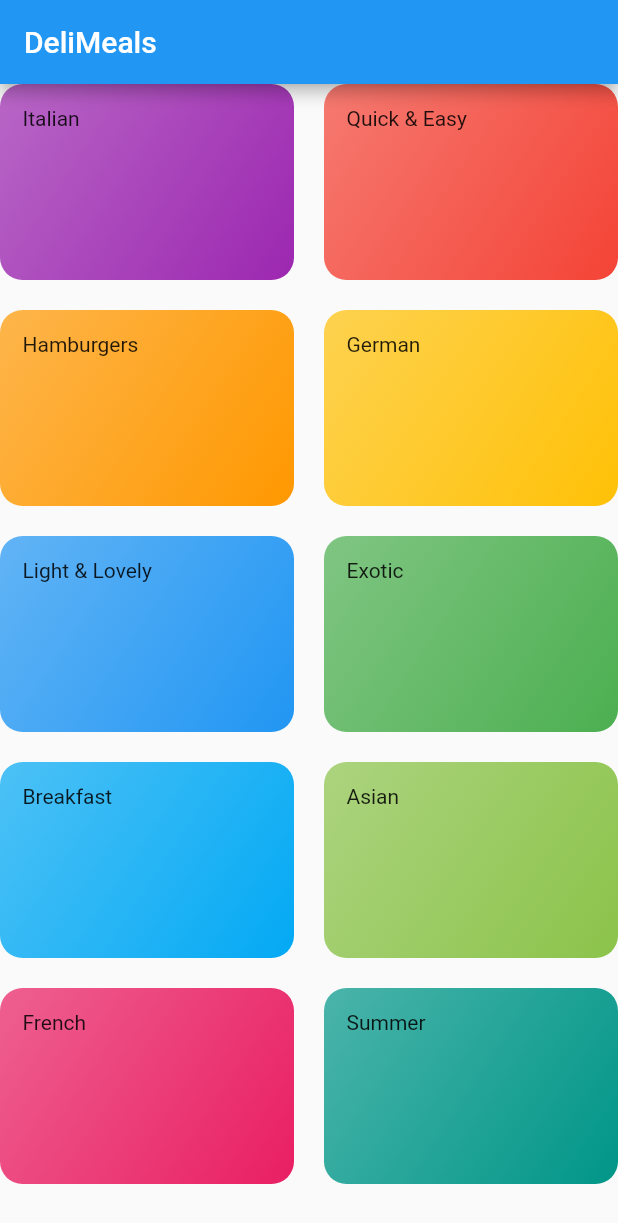
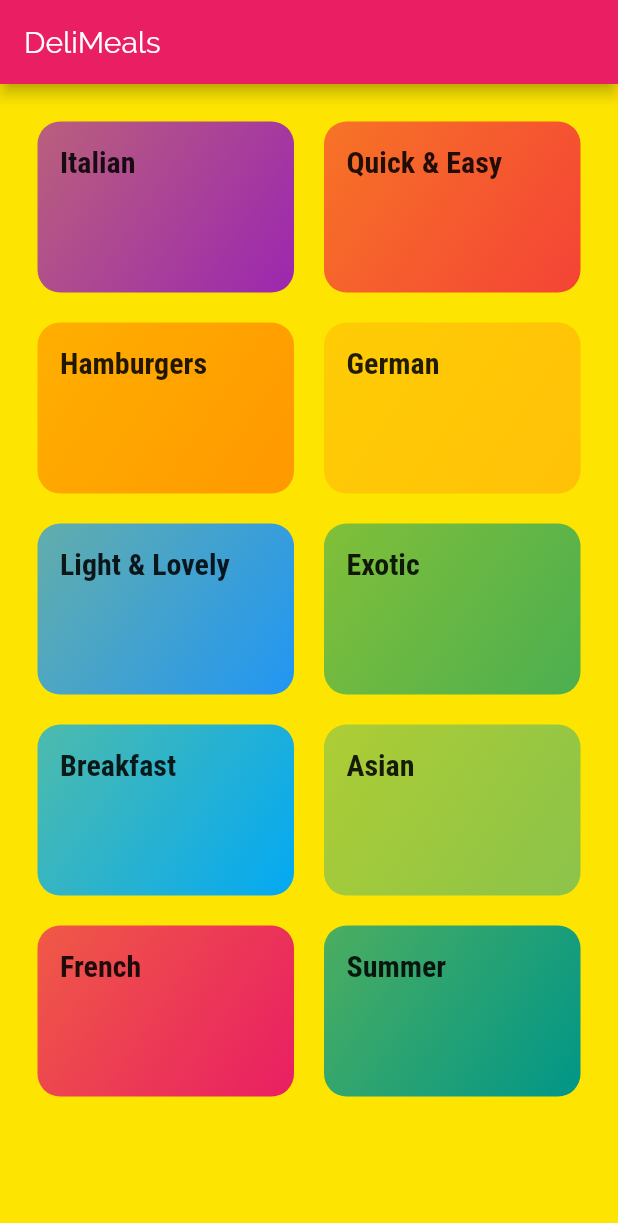
Before and after one commit to frasnym/learn-flutter-meals-app, a Flutter app: the screen it shows after launch, on a phone screen of 412 x 824 dp. Shown: the top 1223 px of the screen. Run offline on Flutter 3.47's test engine with Material 2 defaults, Android fonts, the phone set to English and light mode, and no system bars.

Commit message:
Styling & Theming

```diff
--- a/lib/categories_screen.dart
+++ b/lib/categories_screen.dart
@@ -12,6 +12,7 @@ class CategoriesScreen extends StatelessWidget {
         title: const Text('DeliMeals'),
       ),
       body: GridView(
+        padding: const EdgeInsets.all(25),
         children: DUMMY_CATEGORIES
             .map(
               (catData) => CategoryItem(
--- a/lib/category_item.dart
+++ b/lib/category_item.dart
@@ -9,17 +9,16 @@ class CategoryItem extends StatelessWidget {
   @override
   Widget build(BuildContext context) {
     return Container(
-      child: Text(title),
+      child: Text(
+        title,
+        style: Theme.of(context).textTheme.headline6,
+      ),
       padding: const EdgeInsets.all(15),
       decoration: BoxDecoration(
-        gradient: LinearGradient(
-          colors: [
-            color.withOpacity(0.7),
-            color,
-          ],
-          begin: Alignment.topLeft,
-          end: Alignment.bottomRight
-        ),
+        gradient: LinearGradient(colors: [
+          color.withOpacity(0.7),
+          color,
+        ], begin: Alignment.topLeft, end: Alignment.bottomRight),
         borderRadius: BorderRadius.circular(15),
       ),
     );
--- a/lib/main.dart
+++ b/lib/main.dart
@@ -12,7 +12,23 @@ class MyApp extends StatelessWidget {
     return MaterialApp(
       title: 'DeliMeals',
       theme: ThemeData(
-        primarySwatch: Colors.blue,
+        primarySwatch: Colors.pink,
+        accentColor: Colors.amber,
+        canvasColor: Color.fromARGB(255, 254, 229, 1),
+        fontFamily: 'Raleway',
+        textTheme: ThemeData.light().textTheme.copyWith(
+              bodyText1: TextStyle(
+                color: Color.fromRGBO(20, 51, 51, 1),
+              ),
+              bodyText2: TextStyle(
+                color: Color.fromRGBO(20, 51, 51, 1),
+              ),
+              headline6: TextStyle(
+                fontSize: 20,
+                fontFamily: 'RobotoCondensed',
+                fontWeight: FontWeight.bold,
+              ),
+            ),
         visualDensity: VisualDensity.adaptivePlatformDensity,
       ),
       home: CategoriesScreen(),
```
Also changed, not shown: pubspec.yaml (+17 -11 lines), assets/fonts/Raleway-Black.ttf (added), assets/fonts/Raleway-Bold.ttf (added), assets/fonts/Raleway-Regular.ttf (added), assets/fonts/RobotoCondensed-Bold.ttf (added), assets/fonts/RobotoCondensed-Italic.ttf (added), assets/fonts/RobotoCondensed-Light.ttf (added), assets/fonts/RobotoCondensed-Regular.ttf (added).
